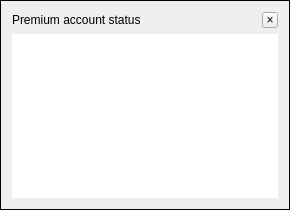
First picture: the form in src/engines/JavaAccountStatusWidget.ui, repository LubosD/fatrat, before the edit.
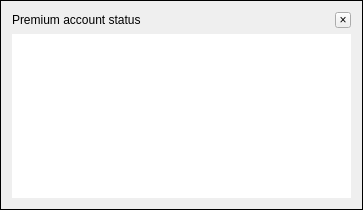
Second picture: the form after the edit.

Commit message: Enlarged the premium status window. Also, it can now be opened only once.

Diff of the .ui file:
```diff
--- a/src/engines/JavaAccountStatusWidget.ui
+++ b/src/engines/JavaAccountStatusWidget.ui
@@ -6,7 +6,7 @@
    <rect>
     <x>0</x>
     <y>0</y>
-    <width>290</width>
+    <width>363</width>
     <height>210</height>
    </rect>
   </property>
```
The commit also changes 2 other files.
